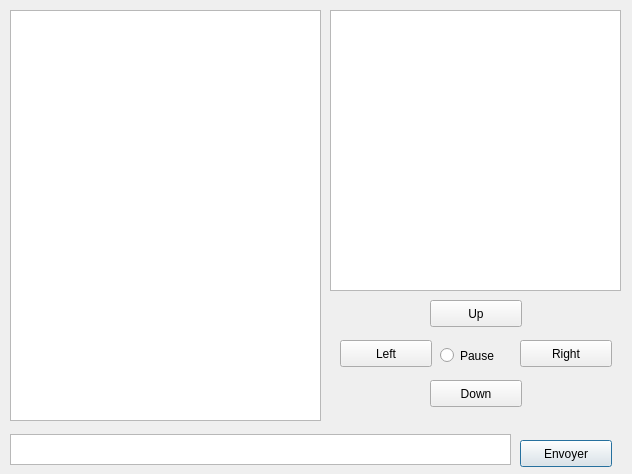
eemanon/Groupe6_Binome_J_S, file client/interface/Space6.ui: the form before one commit.
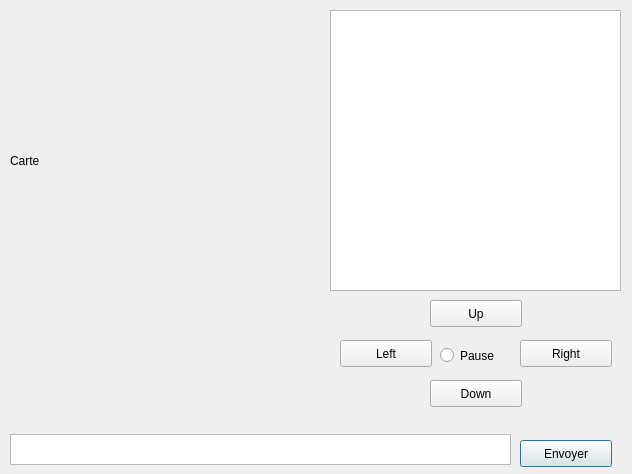
The form after the commit.

```diff
--- a/client/interface/Space6.ui
+++ b/client/interface/Space6.ui
@@ -88,16 +88,6 @@
     <string>Right</string>
    </property>
   </widget>
-  <widget class="QTableView" name="tableView">
-   <property name="geometry">
-    <rect>
-     <x>10</x>
-     <y>10</y>
-     <width>311</width>
-     <height>411</height>
-    </rect>
-   </property>
-  </widget>
   <widget class="QRadioButton" name="radioButton">
    <property name="geometry">
     <rect>
@@ -121,6 +111,19 @@
     </rect>
    </property>
   </widget>
+  <widget class="QLabel" name="label">
+   <property name="geometry">
+    <rect>
+     <x>10</x>
+     <y>10</y>
+     <width>301</width>
+     <height>301</height>
+    </rect>
+   </property>
+   <property name="text">
+    <string>Carte</string>
+   </property>
+  </widget>
  </widget>
  <resources/>
  <connections/>
```
